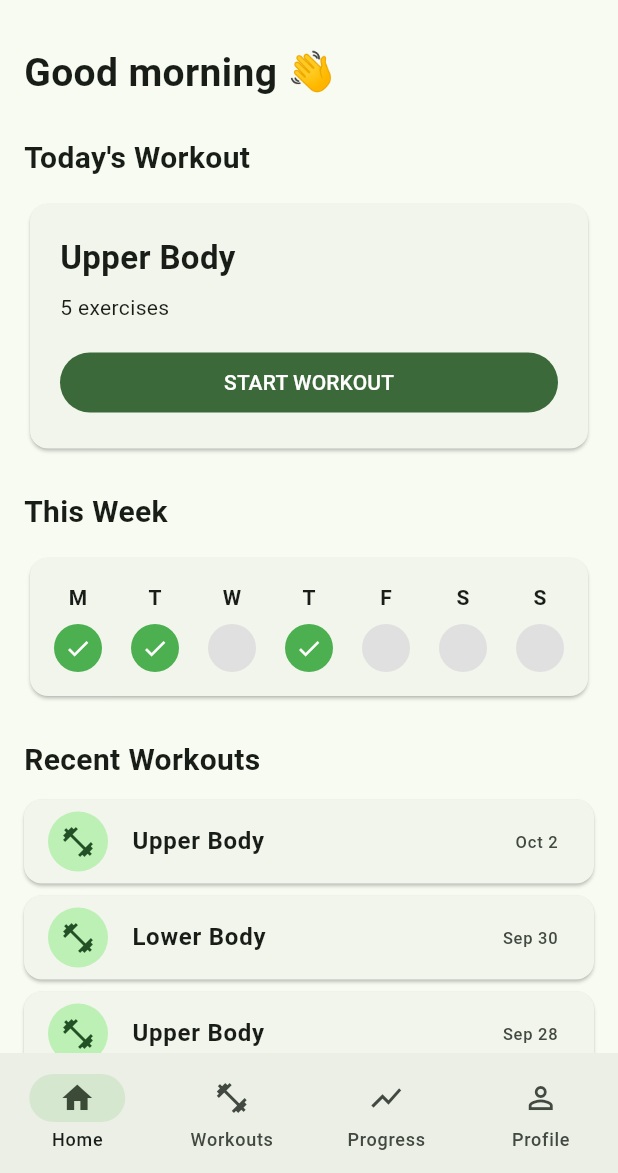
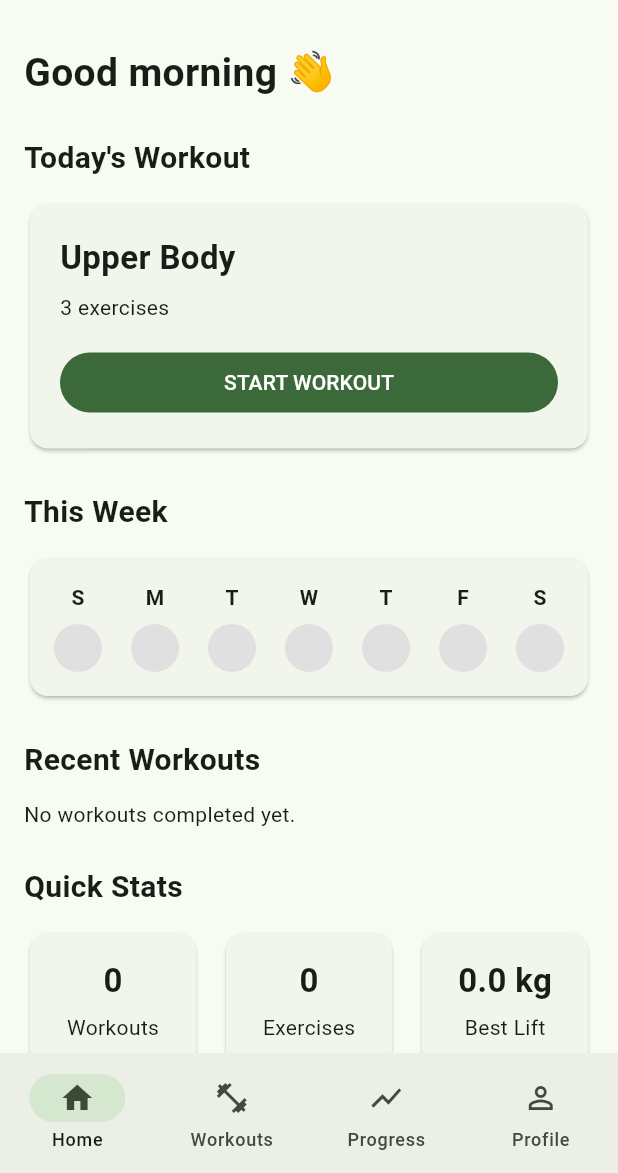
Before and after one commit to AbhisekRai24/gym_tracker, a Flutter app: the screen it shows after launch, on a phone screen of 412 x 824 dp, the part 63-1236 px from its top. Run offline on Flutter 3.47's test engine with Material 3 defaults, Android fonts, the phone set to English and light mode, and no system bars; our stand-ins replace flutter_riverpod, hive_flutter; accounts and stored records are empty.

Commit message:
Quick stat dashboard

```diff
--- a/lib/features/home/views/home_screen.dart
+++ b/lib/features/home/views/home_screen.dart
@@ -1,10 +1,58 @@
 import 'package:flutter/material.dart';
+import 'package:flutter_riverpod/flutter_riverpod.dart';
+import 'package:gym_track/features/workouts/models/workout_session.dart';
 
-class HomeScreen extends StatelessWidget {
+import '../../workouts/models/workout.dart';
+import '../../workouts/viewmodels/workout_viewmodel.dart';
+import '../../workouts/viewmodels/workout_session_viewmodel.dart';
+import '../../workouts/views/workout_session_screen.dart';
+
+class HomeScreen extends ConsumerWidget {
   const HomeScreen({super.key});
 
+  String _getWorkoutName(List<Workout> workouts, String workoutId) {
+    for (final workout in workouts) {
+      if (workout.id == workoutId) {
+        return workout.name;
+      }
+    }
+
+    return 'Unknown Workout';
+  }
+
+  String _formatDate(DateTime date) {
+    return '${date.day}/${date.month}/${date.year}';
+  }
+
+  bool _hasWorkoutOnDay(List<WorkoutSession> sessions, DateTime day) {
+    return sessions.any((session) {
+      return session.date.year == day.year &&
+          session.date.month == day.month &&
+          session.date.day == day.day;
+    });
+  }
+
   @override
-  Widget build(BuildContext context) {
+  Widget build(BuildContext context, WidgetRef ref) {
+    final workouts = ref.watch(workoutViewModelProvider);
+    final sessions = ref.watch(workoutSessionViewModelProvider);
+    final todayWorkout = workouts.isNotEmpty ? workouts.first : null;
+    final today = DateTime.now();
+
+    final startOfWeek = today.subtract(Duration(days: today.weekday % 7));
+    final totalSets = sessions.fold<int>(
+      0,
+      (total, session) => total + session.sets.length,
+    );
+    double bestLift = 0;
+
+    for (final session in sessions) {
+      for (final set in session.sets) {
+        if (set.weight > bestLift) {
+          bestLift = set.weight;
+        }
+      }
+    }
     return Scaffold(
       appBar: AppBar(
         title: const Text(
@@ -37,23 +85,34 @@ class HomeScreen extends StatelessWidget {
             Card(
               child: Padding(
                 padding: const EdgeInsets.all(20),
-                child: Column(
+                child: todayWorkout == null
+                    ? const Text('No workouts yet')
+                    : Column(
                         crossAxisAlignment: CrossAxisAlignment.start,
                         children: [
-                    const Text(
-                      'Upper Body',
-                      style: TextStyle(
+                          Text(
+                            todayWorkout.name,
+                            style: const TextStyle(
                               fontSize: 22,
                               fontWeight: FontWeight.bold,
                             ),
                           ),
                           const SizedBox(height: 8),
-                    const Text('5 exercises'),
+                          Text('${todayWorkout.exercises.length} exercises'),
                           const SizedBox(height: 16),
                           SizedBox(
                             width: double.infinity,
                             child: FilledButton(
-                        onPressed: () {},
+                              onPressed: () {
+                                Navigator.push(
+                                  context,
+                                  MaterialPageRoute(
+                                    builder: (context) => WorkoutSessionScreen(
+                                      workout: todayWorkout,
+                                    ),
+                                  ),
+                                );
+                              },
                               child: const Text('START WORKOUT'),
                             ),
                           ),
@@ -61,7 +120,6 @@ class HomeScreen extends StatelessWidget {
                       ),
               ),
             ),
-
             const SizedBox(height: 24),
 
             const Text(
@@ -76,15 +134,15 @@ class HomeScreen extends StatelessWidget {
                 padding: const EdgeInsets.all(16),
                 child: Row(
                   mainAxisAlignment: MainAxisAlignment.spaceBetween,
-                  children: const [
-                    _DayIndicator(day: 'M', completed: true),
-                    _DayIndicator(day: 'T', completed: true),
-                    _DayIndicator(day: 'W', completed: false),
-                    _DayIndicator(day: 'T', completed: true),
-                    _DayIndicator(day: 'F', completed: false),
-                    _DayIndicator(day: 'S', completed: false),
-                    _DayIndicator(day: 'S', completed: false),
-                  ],
+                  children: List.generate(7, (index) {
+                    final day = startOfWeek.add(Duration(days: index));
+
+                    const dayLabels = ['S', 'M', 'T', 'W', 'T', 'F', 'S'];
+                    return _DayIndicator(
+                      day: dayLabels[index],
+                      completed: _hasWorkoutOnDay(sessions, day),
+                    );
+                  }),
                 ),
               ),
             ),
@@ -98,11 +156,47 @@ class HomeScreen extends StatelessWidget {
 
             const SizedBox(height: 12),
 
-            const _WorkoutHistoryTile(workout: 'Upper Body', date: 'Oct 2'),
+            if (sessions.isEmpty)
+              const Text('No workouts completed yet.')
+            else
+              ...sessions.reversed.take(3).map((session) {
+                final workoutName = _getWorkoutName(
+                  workouts,
+                  session.workoutId,
+                );
 
-            const _WorkoutHistoryTile(workout: 'Lower Body', date: 'Sep 30'),
+                return _WorkoutHistoryTile(
+                  workout: workoutName,
+                  date: _formatDate(session.date),
+                );
+              }),
+            const SizedBox(height: 24),
 
-            const _WorkoutHistoryTile(workout: 'Upper Body', date: 'Sep 28'),
+            const Text(
+              'Quick Stats',
+              style: TextStyle(fontSize: 20, fontWeight: FontWeight.bold),
+            ),
+
+            const SizedBox(height: 12),
+
+            Row(
+              children: [
+                Expanded(
+                  child: _StatCard(
+                    title: 'Workouts',
+                    value: '${sessions.length}',
+                  ),
+                ),
+                const SizedBox(width: 12),
+                Expanded(
+                  child: _StatCard(title: 'Exercises', value: '$totalSets'),
+                ),
+                const SizedBox(width: 12),
+                Expanded(
+                  child: _StatCard(title: 'Best Lift', value: '$bestLift kg'),
+                ),
+              ],
+            ),
           ],
         ),
       ),
@@ -155,3 +249,29 @@ class _WorkoutHistoryTile extends StatelessWidget {
     );
   }
 }
+
+class _StatCard extends StatelessWidget {
+  final String title;
+  final String value;
+
+  const _StatCard({required this.title, required this.value});
+
+  @override
+  Widget build(BuildContext context) {
+    return Card(
+      child: Padding(
+        padding: const EdgeInsets.all(16),
+        child: Column(
+          children: [
+            Text(
+              value,
+              style: const TextStyle(fontSize: 22, fontWeight: FontWeight.bold),
+            ),
+            const SizedBox(height: 6),
+            Text(title),
+          ],
+        ),
+      ),
+    );
+  }
+}
```
Lines whose indentation alone changed are shown as unchanged.
